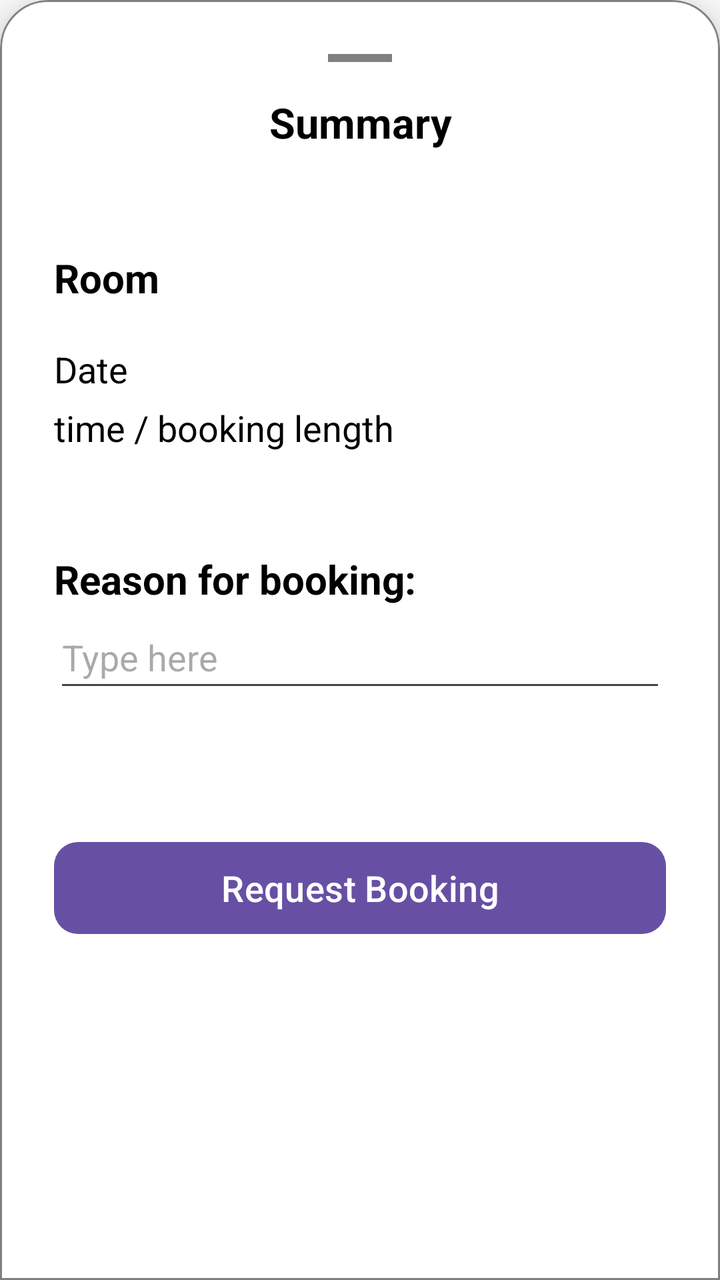
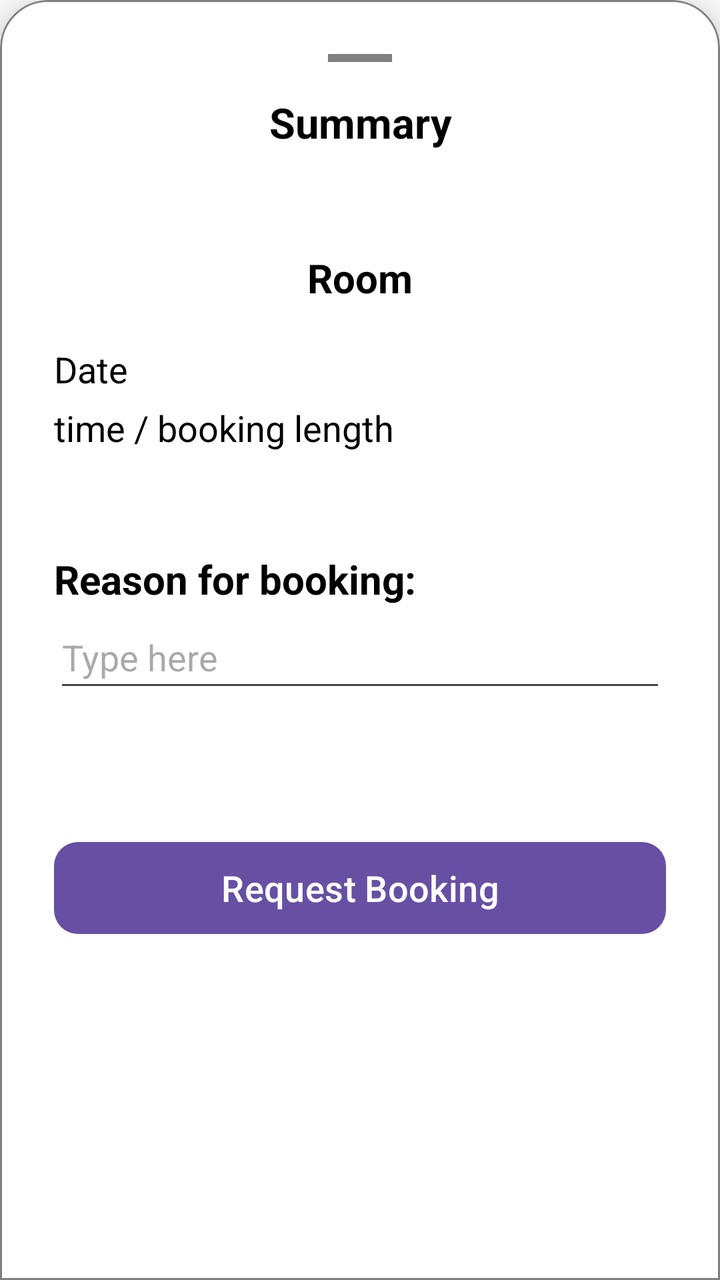

Compare the two renders of this Android layout. The source of the first and the diff that turns it into the second are given below.
<!-- AndroidManifest.xml: application theme Theme.BookingApp -->
<!-- res/layout/booking_bottomsheet.xml -->
<?xml version="1.0" encoding="utf-8"?>
<com.google.android.material.card.MaterialCardView
    xmlns:android="http://schemas.android.com/apk/res/android"
    xmlns:app="http://schemas.android.com/apk/res-auto"
    android:id="@+id/bottomConfirmPanel"
    android:layout_width="match_parent"
    android:layout_height="wrap_content"
    app:cardElevation="12dp"
    app:strokeColor="@color/grey"
    app:strokeWidth="1dp"
    app:shapeAppearanceOverlay="@style/ShapeAppearance.BottomSheet"
    app:layout_behavior="com.google.android.material.bottomsheet.BottomSheetBehavior"
    app:behavior_hideable="true"
    app:behavior_peekHeight="100dp"> 

    
    <LinearLayout
        android:layout_width="match_parent"
        android:layout_height="wrap_content"
        android:orientation="vertical"
        android:padding="20dp">

        
        <View
            android:layout_width="32dp"
            android:layout_height="4dp"
            android:layout_gravity="center_horizontal"
            android:layout_marginBottom="16dp"
            android:background="@color/grey" />

        <TextView
            android:id="@+id/textView12"
            android:layout_width="match_parent"
            android:layout_height="wrap_content"
            android:layout_marginBottom="50dp"
            android:gravity="center_horizontal"
            android:text="Summary"
            android:textSize="21sp"
            android:textStyle="bold" />

        <TextView
            android:id="@+id/tvRoom"
            android:layout_width="wrap_content"
            android:layout_height="wrap_content"
            android:layout_marginBottom="20dp"
            android:text="Room"
            android:textColor="?attr/colorOnSurface"
            android:textSize="20sp"
            android:textStyle="bold" />

        <TextView
            android:id="@+id/textView8"
            android:layout_width="match_parent"
            android:layout_height="wrap_content"
            android:layout_marginBottom="5dp"
            android:text="Date"
            android:textSize="18sp" />

        <TextView
            android:id="@+id/textView9"
            android:layout_width="match_parent"
            android:layout_height="wrap_content"
            android:layout_marginBottom="50dp"
            android:text="time / booking length"
            android:textSize="18sp" />

        <TextView
            android:id="@+id/textView13"
            android:layout_width="match_parent"
            android:layout_height="wrap_content"
            android:text="Reason for booking:"
            android:textSize="20sp"
            android:textStyle="bold" />

        <EditText
            android:id="@+id/editTextText"
            android:layout_width="match_parent"
            android:layout_height="wrap_content"
            android:layout_marginBottom="50dp"
            android:ems="10"
            android:hint="Type here"
            android:inputType="text"
            android:minHeight="48dp"
            android:textSize="18sp" />

        <com.google.android.material.button.MaterialButton
            android:id="@+id/btnCancelSheet"
            android:layout_width="match_parent"
            android:layout_height="54dp"
            android:layout_marginTop="16dp"
            android:text="Request Booking"
            android:textSize="18sp"
            app:cornerRadius="12dp" />

    </LinearLayout>
</com.google.android.material.card.MaterialCardView>
<!-- resources referenced by this layout -->
<resources>
  <color name="grey">#FF808080</color>
  <style name="ShapeAppearance.BottomSheet" parent="ShapeAppearance.Material3.Corner.Large">
          <item name="cornerSizeTopLeft">24dp</item>
          <item name="cornerSizeTopRight">24dp</item>
          <item name="cornerSizeBottomLeft">0dp</item>
          <item name="cornerSizeBottomRight">0dp</item>
      </style>
  <style name="Theme.BookingApp" parent="Base.Theme.BookingApp" />
  <style name="Base.Theme.BookingApp" parent="Theme.Material3.DayNight.NoActionBar">
          
          
          <item name="android:statusBarColor"> @color/white</item> 
          <item name="android:windowLightStatusBar">true</item>
          <item name="android:fitsSystemWindows">true</item>
  
          <item name="android:windowBackground">@color/white</item>
  
          
          <item name="android:textColor">@color/black</item>
          <item name="android:textColorPrimary">@color/black</item>
          <item name="colorOnSurface">@color/black</item>
  
          <item name="bottomNavigationStyle">@style/Widget.BookingApp.BottomNavigationView</item> 
          <item name="materialCardViewStyle">@style/roomcardviewstyle</item>
      </style>
  <color name="white">#FFFFFFFF</color>
  <color name="black">#FF000000</color>
  <style name="Widget.BookingApp.BottomNavigationView" parent="Widget.MaterialComponents.BottomNavigationView">
          <item name="itemIconTint">@color/black</item>
      </style>
  <style name="roomcardviewstyle" parent="Widget.Material3.CardView.Elevated">
          <item name="cardBackgroundColor">@color/white</item>
          <item name="android:backgroundTint">@color/white</item>
      </style>
</resources>

<!-- the commit's change to res/layout/booking_bottomsheet.xml (unified diff, before → after) -->
@@ -14,83 +14,93 @@
     app:behavior_peekHeight="100dp"> 
 
     
-    <LinearLayout
+    <androidx.constraintlayout.widget.ConstraintLayout
         android:layout_width="match_parent"
-        android:layout_height="wrap_content"
-        android:orientation="vertical"
-        android:padding="20dp">
+        android:layout_height="match_parent">
 
-        
-        <View
-            android:layout_width="32dp"
-            android:layout_height="4dp"
-            android:layout_gravity="center_horizontal"
-            android:layout_marginBottom="16dp"
-            android:background="@color/grey" />
-
-        <TextView
-            android:id="@+id/textView12"
+        <LinearLayout
             android:layout_width="match_parent"
             android:layout_height="wrap_content"
-            android:layout_marginBottom="50dp"
             android:gravity="center_horizontal"
-            android:text="Summary"
-            android:textSize="21sp"
-            android:textStyle="bold" />
+            android:orientation="vertical"
+            android:padding="20dp"
+            app:layout_constraintStart_toStartOf="parent"
+            app:layout_constraintTop_toTopOf="parent"
+            app:layout_constraintWidth_max="900dp">
 
-        <TextView
-            android:id="@+id/tvRoom"
-            android:layout_width="wrap_content"
-            android:layout_height="wrap_content"
-            android:layout_marginBottom="20dp"
-            android:text="Room"
-            android:textColor="?attr/colorOnSurface"
-            android:textSize="20sp"
-            android:textStyle="bold" />
+            
+            <View
+                android:layout_width="32dp"
+                android:layout_height="4dp"
+                android:layout_gravity="center_horizontal"
+                android:layout_marginBottom="16dp"
+                android:background="@color/grey" />
 
-        <TextView
-            android:id="@+id/textView8"
-            android:layout_width="match_parent"
-            android:layout_height="wrap_content"
-            android:layout_marginBottom="5dp"
-            android:text="Date"
-            android:textSize="18sp" />
+            <TextView
+                android:id="@+id/textView12"
+                android:layout_width="match_parent"
+                android:layout_height="wrap_content"
+                android:layout_marginBottom="50dp"
+                android:gravity="center_horizontal"
+                android:text="Summary"
+                android:textSize="21sp"
+                android:textStyle="bold" />
 
-        <TextView
-            android:id="@+id/textView9"
-            android:layout_width="match_parent"
-            android:layout_height="wrap_content"
-            android:layout_marginBottom="50dp"
-            android:text="time / booking length"
-            android:textSize="18sp" />
+            <TextView
+                android:id="@+id/tvRoom"
+                android:layout_width="wrap_content"
+                android:layout_height="wrap_content"
+                android:layout_marginBottom="20dp"
+                android:text="Room"
+                android:textColor="?attr/colorOnSurface"
+                android:textSize="20sp"
+                android:textStyle="bold" />
 
-        <TextView
-            android:id="@+id/textView13"
-            android:layout_width="match_parent"
-            android:layout_height="wrap_content"
-            android:text="Reason for booking:"
-            android:textSize="20sp"
-            android:textStyle="bold" />
+            <TextView
+                android:id="@+id/textView8"
+                android:layout_width="match_parent"
+                android:layout_height="wrap_content"
+                android:layout_marginBottom="5dp"
+                android:text="Date"
+                android:textSize="18sp" />
 
-        <EditText
-            android:id="@+id/editTextText"
-            android:layout_width="match_parent"
-            android:layout_height="wrap_content"
-            android:layout_marginBottom="50dp"
-            android:ems="10"
-            android:hint="Type here"
-            android:inputType="text"
-            android:minHeight="48dp"
-            android:textSize="18sp" />
+            <TextView
+                android:id="@+id/textView9"
+                android:layout_width="match_parent"
+                android:layout_height="wrap_content"
+                android:layout_marginBottom="50dp"
+                android:text="time / booking length"
+                android:textSize="18sp" />
 
-        <com.google.android.material.button.MaterialButton
-            android:id="@+id/btnCancelSheet"
-            android:layout_width="match_parent"
-            android:layout_height="54dp"
-            android:layout_marginTop="16dp"
-            android:text="Request Booking"
-            android:textSize="18sp"
-            app:cornerRadius="12dp" />
+            <TextView
+                android:id="@+id/textView13"
+                android:layout_width="match_parent"
+                android:layout_height="wrap_content"
+                android:text="Reason for booking:"
+                android:textSize="20sp"
+                android:textStyle="bold" />
 
-    </LinearLayout>
+            <EditText
+                android:id="@+id/editTextText"
+                android:layout_width="match_parent"
+                android:layout_height="wrap_content"
+                android:layout_marginBottom="50dp"
+                android:ems="10"
+                android:hint="Type here"
+                android:inputType="text"
+                android:minHeight="48dp"
+                android:textSize="18sp" />
+
+            <com.google.android.material.button.MaterialButton
+                android:id="@+id/btnCancelSheet"
+                android:layout_width="match_parent"
+                android:layout_height="54dp"
+                android:layout_marginTop="16dp"
+                android:text="Request Booking"
+                android:textSize="18sp"
+                app:cornerRadius="12dp" />
+
+        </LinearLayout>
+    </androidx.constraintlayout.widget.ConstraintLayout>
+
 </com.google.android.material.card.MaterialCardView>
